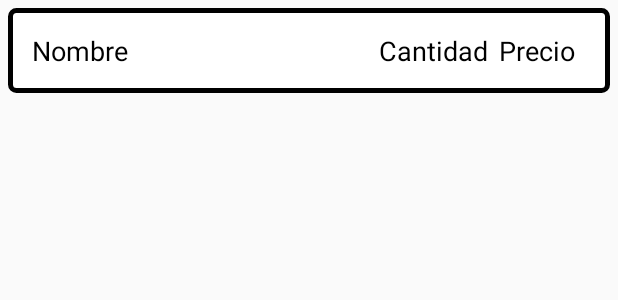
After one commit to Samuu10/ExamenEjercicio2, an Android app: the layout item_producto.xml on its own in the app's theme, with its tools: preview values and no code run, on a phone screen of 412 x 824 dp. The commit adds this screen. Shown: the top 300 px of the screen. Run offline under Robolectric (Android 15) with nearby library versions, the phone set to English and light mode, and no system bars.

Commit message:
Commit implementación ejercicio

```diff
--- a/app/build.gradle.kts
+++ b/app/build.gradle.kts
@@ -59,6 +59,8 @@ dependencies {
     implementation(libs.androidx.ui.graphics)
     implementation(libs.androidx.ui.tooling.preview)
     implementation(libs.androidx.material3)
+    implementation(libs.androidx.appcompat)
+    implementation(libs.androidx.recyclerview)
     testImplementation(libs.junit)
     androidTestImplementation(libs.androidx.junit)
     androidTestImplementation(libs.androidx.espresso.core)
--- a/app/src/main/AndroidManifest.xml
+++ b/app/src/main/AndroidManifest.xml
@@ -13,7 +13,7 @@
         android:theme="@style/Theme.ExamenEjercicio2"
         tools:targetApi="31">
         <activity
-            android:name=".MainActivity"
+            android:name=".ActividadPrincipal"
             android:exported="true"
             android:label="@string/app_name"
             android:theme="@style/Theme.ExamenEjercicio2">
--- /dev/null
+++ b/app/src/main/res/drawable/item_background.xml
@@ -0,0 +1,8 @@
+<?xml version="1.0" encoding="utf-8"?>
+<shape xmlns:android="http://schemas.android.com/apk/res/android">
+    <solid android:color="@color/white"/>
+    <stroke
+        android:width="3dp"
+        android:color="#000000"/>
+    <corners android:radius="4dp"/>
+</shape>
--- /dev/null
+++ b/app/src/main/res/layout/item_producto.xml
@@ -0,0 +1,36 @@
+<?xml version="1.0" encoding="utf-8"?>
+<LinearLayout xmlns:android="http://schemas.android.com/apk/res/android"
+    android:orientation="horizontal"
+    android:layout_width="match_parent"
+    android:layout_height="wrap_content"
+    android:layout_margin="5dp"
+    android:background="@drawable/item_background"
+    android:padding="16dp">
+
+    <TextView
+        android:id="@+id/tvNombreProducto"
+        android:layout_width="0dp"
+        android:layout_height="wrap_content"
+        android:layout_weight="1"
+        android:text="Nombre"
+        android:textColor="@color/black"
+        android:textSize="18sp" />
+
+    <TextView
+        android:id="@+id/tvCantidad"
+        android:layout_width="wrap_content"
+        android:layout_height="wrap_content"
+        android:text="Cantidad"
+        android:layout_marginRight="7dp"
+        android:textColor="@color/black"
+        android:textSize="18sp" />
+
+    <TextView
+        android:id="@+id/tvPrecio"
+        android:layout_width="wrap_content"
+        android:layout_height="wrap_content"
+        android:text="Precio"
+        android:layout_marginRight="7dp"
+        android:textColor="@color/black"
+        android:textSize="18sp" />
+</LinearLayout>
--- a/app/src/main/res/values/strings.xml
+++ b/app/src/main/res/values/strings.xml
@@ -1,3 +1,3 @@
 <resources>
-    <string name="app_name">ExamenEjercicio2</string>
+    <string name="app_name">Gestión de la Lista de la Compra</string>
 </resources>
--- a/app/src/main/res/values/themes.xml
+++ b/app/src/main/res/values/themes.xml
@@ -1,5 +1,4 @@
 <?xml version="1.0" encoding="utf-8"?>
 <resources>
-
-    <style name="Theme.ExamenEjercicio2" parent="android:Theme.Material.Light.NoActionBar" />
+    <style name="Theme.ExamenEjercicio2" parent="Theme.AppCompat.Light.NoActionBar" />
 </resources>
--- a/gradle/libs.versions.toml
+++ b/gradle/libs.versions.toml
@@ -8,6 +8,8 @@ espressoCore = "3.6.1"
 lifecycleRuntimeKtx = "2.8.6"
 activityCompose = "1.9.3"
 composeBom = "2024.04.01"
+appcompat = "1.7.0"
+recyclerview = "1.3.2"
 
 [libraries]
 androidx-core-ktx = { group = "androidx.core", name = "core-ktx", version.ref = "coreKtx" }
@@ -24,6 +26,8 @@ androidx-ui-tooling-preview = { group = "androidx.compose.ui", name = "ui-toolin
 androidx-ui-test-manifest = { group = "androidx.compose.ui", name = "ui-test-manifest" }
 androidx-ui-test-junit4 = { group = "androidx.compose.ui", name = "ui-test-junit4" }
 androidx-material3 = { group = "androidx.compose.material3", name = "material3" }
+androidx-appcompat = { group = "androidx.appcompat", name = "appcompat", version.ref = "appcompat" }
+androidx-recyclerview = { group = "androidx.recyclerview", name = "recyclerview", version.ref = "recyclerview" }
 
 [plugins]
 android-application = { id = "com.android.application", version.ref = "agp" }
```
Also changed, not shown: app/src/main/java/com/example/examenejercicio2/ActividadPrincipal.java (added, +85 -0 lines), app/src/main/java/com/example/examenejercicio2/AdaptadorProducto.java (added, +90 -0 lines), app/src/main/java/com/example/examenejercicio2/MainActivity.kt (deleted, +0 -47 lines), app/src/main/java/com/example/examenejercicio2/Producto.java (added, +37 -0 lines), app/src/main/java/com/example/examenejercicio2/RepositorioProducto.java (added, +41 -0 lines), app/src/main/java/com/example/examenejercicio2/ui/theme/Color.kt (deleted, +0 -11 lines), app/src/main/java/com/example/examenejercicio2/ui/theme/Theme.kt (deleted, +0 -58 lines), app/src/main/java/com/example/examenejercicio2/ui/theme/Type.kt (deleted, +0 -34 lines), app/src/main/res/layout/actividad_principal.xml (added, +54 -0 lines), app/src/main/res/layout/dialogo_agregar_producto.xml (added, +25 -0 lines).
